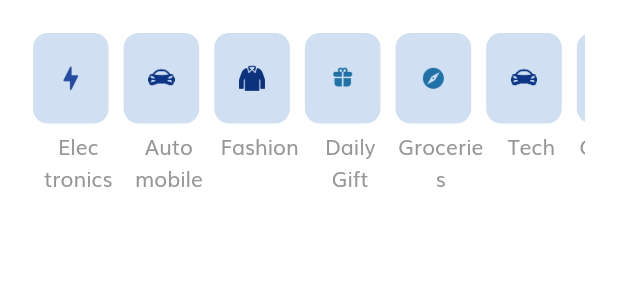
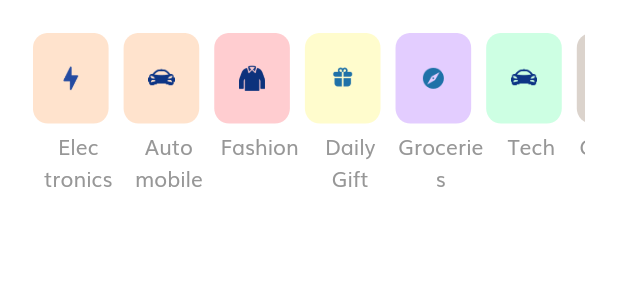
Before and after one commit to jeccougo/SEND_US, a Flutter app: the Categories widget shown alone on an empty page, opened directly, on a phone screen of 412 x 824 dp. Shown: the top 300 px of the screen. Run offline on Flutter 3.47's test engine with Material 2 defaults, Android fonts, the phone set to English and light mode, and no system bars; our stand-ins replace flutter_svg.

Commit message:
Changed package name and added category colours

```diff
--- a/lib/constants.dart
+++ b/lib/constants.dart
@@ -1,8 +1,7 @@
 import 'package:flutter/material.dart';
 import 'package:shop_app/size_config.dart';
 
-const kPrimaryColor =
-
+const kPrimaryColor = Color(0xff1565c0);
 const kPrimaryLightColor = Color(0xFFFFECDF);
 const kPrimaryGradientColor = LinearGradient(
   begin: Alignment.topLeft,
--- a/lib/screens/home/components/categories.dart
+++ b/lib/screens/home/components/categories.dart
@@ -10,14 +10,14 @@ class Categories extends StatelessWidget {
   Widget build(BuildContext context) {
 
     List<Map<String, dynamic>> categories = [
-      {"icon": "assets/icons/Flash Icon.png", "text": "Elec tronics", "route": RobanScreen.routeName},
-      {"icon": "assets/icons/Automobile.png", "text": "Auto mobile", "route": RobanScreen.routeName},
-      {"icon": "assets/icons/fashion.png", "text": "Fashion", "route": RobanScreen.routeName},
-      {"icon": "assets/icons/Gift Icon.png", "text": "Daily Gift", "route": RobanScreen.routeName},
-      {"icon": "assets/icons/Discover.png", "text": "Groceries", "route": RobanScreen.routeName},
-      {"icon": "assets/icons/Automobile.png", "text": "Tech", "route": RobanScreen.routeName},
-      {"icon": "assets/icons/Discover.png", "text": "Groceries", "route": RobanScreen.routeName},
-      {"icon": "assets/icons/fashion.png", "text": "Tech", "route": RobanScreen.routeName},
+      {"icon": "assets/icons/Flash Icon.png", "text": "Elec tronics",  "route": RobanScreen.routeName, "colored": 0xffff7407},
+      {"icon": "assets/icons/Automobile.png", "text": "Auto mobile", "route": RobanScreen.routeName, "colored": 0xffff7407},
+      {"icon": "assets/icons/fashion.png", "text": "Fashion", "route": RobanScreen.routeName, "colored": 0xffff0716},
+      {"icon": "assets/icons/Gift Icon.png", "text": "Daily Gift", "route": RobanScreen.routeName, "colored": 0xfffff007},
+      {"icon": "assets/icons/Discover.png", "text": "Groceries", "route": RobanScreen.routeName, "colored": 0xff7407ff},
+      {"icon": "assets/icons/Automobile.png", "text": "Tech", "route": RobanScreen.routeName, "colored": 0xff07ff74},
+      {"icon": "assets/icons/Discover.png", "text": "Groceries", "route": RobanScreen.routeName, "colored": 0xff4c2202},
+      {"icon": "assets/icons/fashion.png", "text": "Tech", "route": RobanScreen.routeName, "colored": 0xffff7407},
 
     ];
     return Padding(
@@ -32,6 +32,7 @@ class Categories extends StatelessWidget {
             (index) => CategoryCard(
               icon: categories[index]["icon"],
               text: categories[index]["text"],
+              colored: categories[index]["colored"],
               press: () => Navigator.pushNamed(context, categories[index]["route"] ),
             ),
           ),
@@ -40,10 +41,10 @@ class Categories extends StatelessWidget {
     );
   }
 }
-
 class CategoryCard extends StatelessWidget {
   const CategoryCard({
     Key? key,
+    this.colored,
     required this.icon,
     required this.text,
     required this.press,
@@ -51,6 +52,7 @@ class CategoryCard extends StatelessWidget {
   }) : super(key: key);
 
   final String? icon, text, route;
+  final int? colored;
   final GestureTapCallback press;
 
 
@@ -73,7 +75,7 @@ class CategoryCard extends StatelessWidget {
                 height: getProportionateScreenWidth(55),
                 width: getProportionateScreenWidth(55),
                 decoration: BoxDecoration(
-                  color: Color(0xff1565c0).withOpacity(0.20),
+                  color: Color(colored!).withOpacity(0.20),
                   borderRadius: BorderRadius.circular(10),
                 ),
                 child: Image.asset(icon!),
```
Also changed, not shown: 6 other files.
